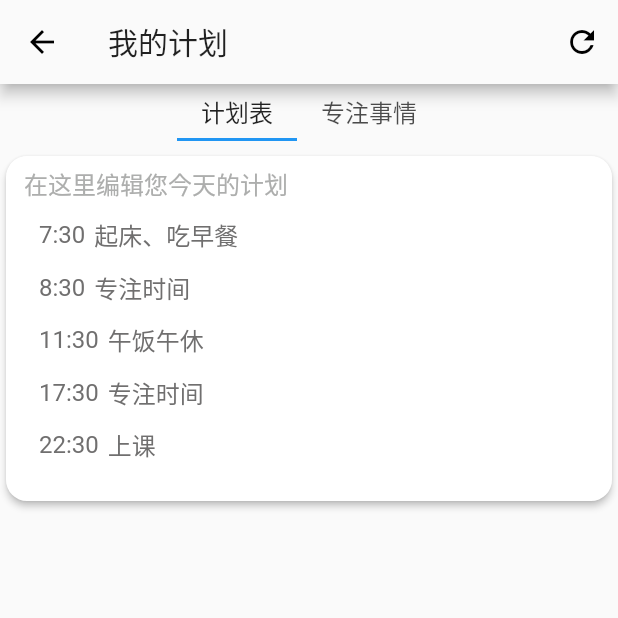
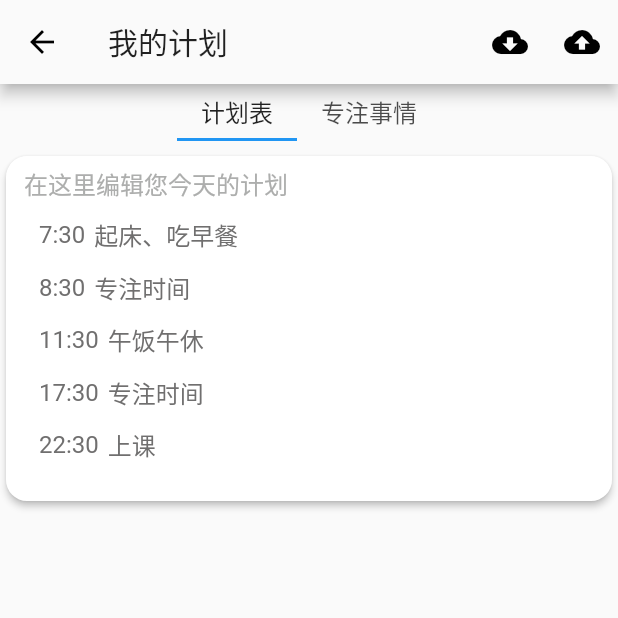
Before and after one commit to Deali-Axy/SmartLifeLw, a Flutter app: the SchedulePage screen opened by its route, on a phone screen of 412 x 824 dp, the top half of it. Run offline on Flutter 3.47's test engine with Material 2 defaults, Android fonts, the phone set to English and light mode, and no system bars; our stand-ins replace cached_network_image, flutter_swiper, image_picker, oktoast, package_info, shared_preferences; missing offline and left inert: groovin_material_icons; accounts and stored records are empty.

Commit message:
更新到2.0.3版本

```diff
--- a/lib/page/home.dart
+++ b/lib/page/home.dart
@@ -108,6 +108,8 @@ class _AppPageState extends State<_AppPage> {
         if (response.code == 200) {
           _scaffoldKey.currentState
               .showSnackBar(SnackBar(content: Text('获取到新的任务！')));
+          print(response.data);
+          currentPlan = Plan.fromMap(response.data);
         } else if (response.code == -1) {
           currentPlan = null;
           currentTask = null;
@@ -116,6 +118,7 @@ class _AppPageState extends State<_AppPage> {
         } else
           _scaffoldKey.currentState
               .showSnackBar(SnackBar(content: Text('刷新当前计划事项失败！')));
+        setState(() {});
       },
     );
   }
--- a/lib/page/schedule.dart
+++ b/lib/page/schedule.dart
@@ -99,7 +99,7 @@ class _SchedulePageState extends State<SchedulePage>
     return Scaffold(
       appBar: AppBar(
         title: Text('我的计划'),
-        actions: <Widget>[_buildRefreshButton(context)],
+        actions: <Widget>[_buildDownloadButton(context),_buildUploadButton(context)],
       ),
       body: Column(
         children: <Widget>[
@@ -114,9 +114,21 @@ class _SchedulePageState extends State<SchedulePage>
     );
   }
 
-  Widget _buildRefreshButton(BuildContext context) {
+  Widget _buildDownloadButton(BuildContext context) {
     return IconButton(
-      icon: Icon(Icons.refresh),
+      icon: Icon(Icons.cloud_download),
+      onPressed: () async {
+        var planList =
+            await ScheduleUtils.getTodaySchedule(GlobalConfig.userId);
+        if (planList.isNotEmpty) setState(() => this.plans = planList);
+        Toast.show(context, '下载计划表～');
+      },
+    );
+  }
+
+  Widget _buildUploadButton(BuildContext context) {
+    return IconButton(
+      icon: Icon(Icons.cloud_upload),
       onPressed: () async {
         switch (_tabController.index) {
           case 0: // 计划表
@@ -131,9 +143,6 @@ class _SchedulePageState extends State<SchedulePage>
           _taskList.values.toList(),
           _planList.values.toList(),
         );
-        var planList =
-            await ScheduleUtils.getTodaySchedule(GlobalConfig.userId);
-        if (planList.isNotEmpty) setState(() => this.plans = planList);
         Toast.show(context, response.info);
       },
     );
--- a/lib/widget/dialog/task_edit.dart
+++ b/lib/widget/dialog/task_edit.dart
@@ -102,6 +102,8 @@ class _TaskEditDialogState extends State<TaskEditDialog> {
             min: 1,
             max: 4,
             divisions: 3,
+            activeColor: Colors.blue,
+            inactiveColor: Colors.blue[100],
             label: _task.weight.toString(),
             onChanged: (value) {
               setState(() {
@@ -109,6 +111,7 @@ class _TaskEditDialogState extends State<TaskEditDialog> {
               });
             },
           ),
+          SimpleDivider(height: 10),
           Row(
             children: <Widget>[
               Expanded(child: Text('')),
--- a/pubspec.yaml
+++ b/pubspec.yaml
@@ -11,7 +11,7 @@ description: 没有调优呢
 # In iOS, build-name is used as CFBundleShortVersionString while build-number used as CFBundleVersion.
 # Read more about iOS versioning at
 # https://developer.apple.com/library/archive/documentation/General/Reference/InfoPlistKeyReference/Articles/CoreFoundationKeys.html
-version: 2.0.0+8
+version: 2.0.3+11
 
 environment:
   sdk: ">=2.2.2 <3.0.0"
```
Also changed, not shown: lib/widgets.dart (+0 -14 lines), 2 other files.
